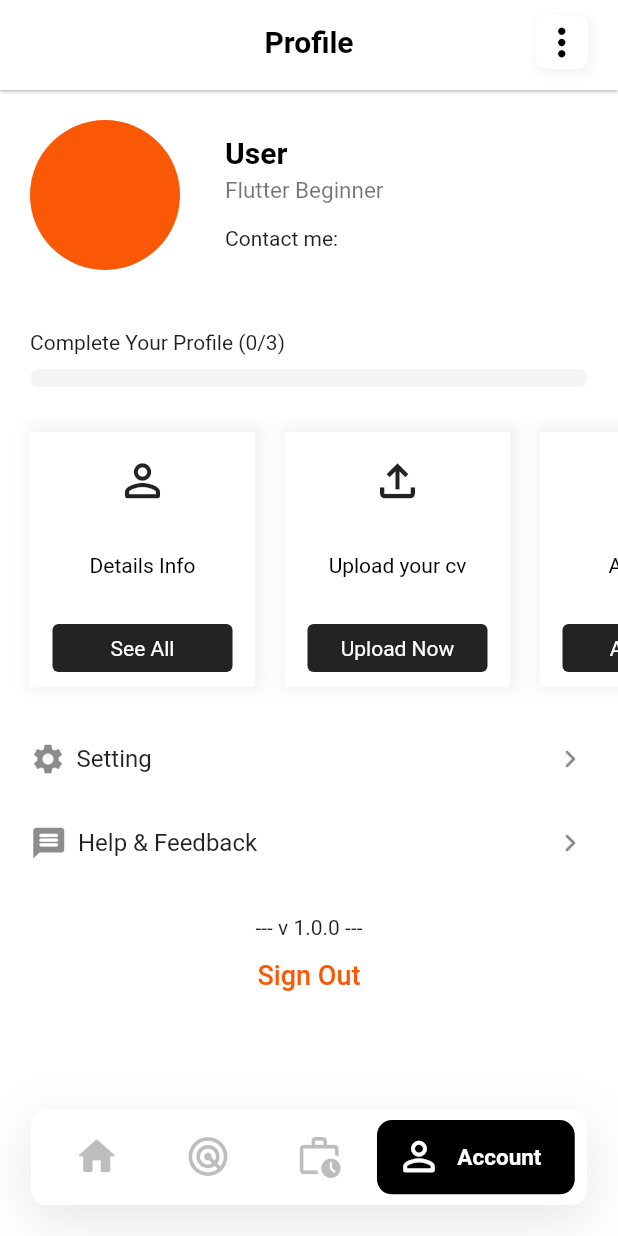
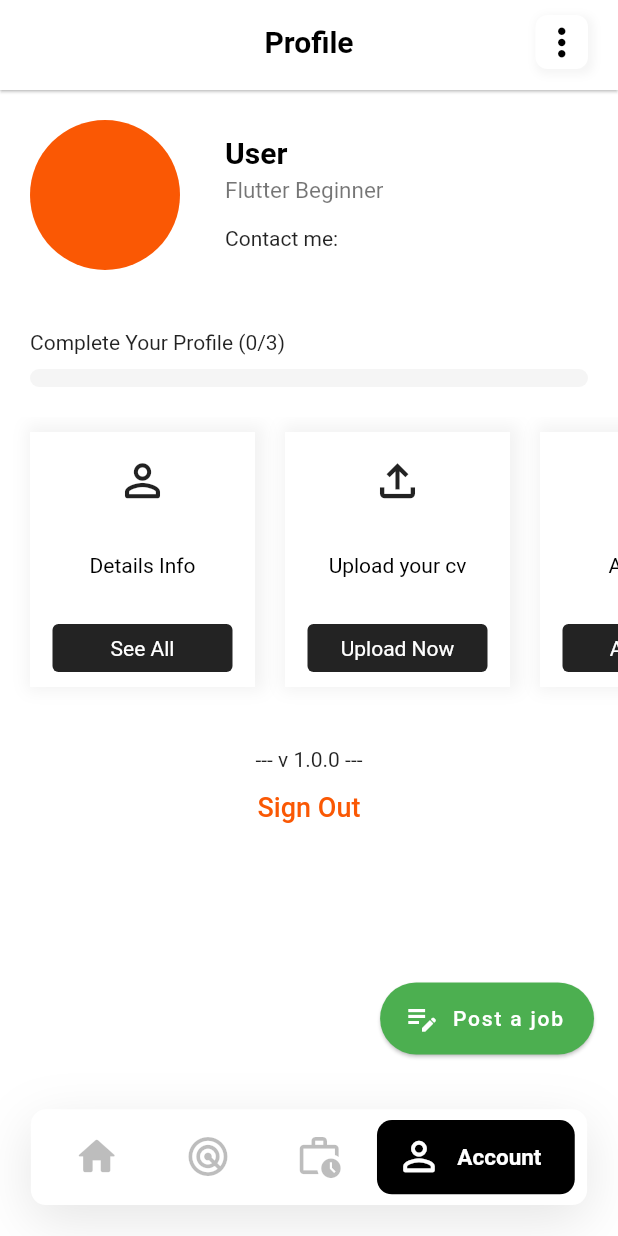
Before and after one commit to thetooaung07/job-portal, a Flutter app: the screen it shows once a user with an empty profile is signed in, on a phone screen of 412 x 824 dp. Run offline on Flutter 3.47's test engine with Material 2 defaults, Android fonts, the light colour scheme and no system bars; our stand-ins replace cloud_firestore, firebase_auth, firebase_core, flutter_svg, fluttertoast, get; accounts and stored records are empty; network calls fail; Roboto replaces fonts that are missing (Circular).

Commit message:
Post Job UI

```diff
--- a/lib/controller/auth_page_controller.dart
+++ b/lib/controller/auth_page_controller.dart
@@ -95,6 +95,7 @@ class AuthController extends GetxController {
               textColor: Colors.white,
               fontSize: 16.0)
           .then((value) => isLoading.value = false);
+      reset();
       // Get.offNamedUntil(RouteNames.home, (route) => false);
     } catch (e) {
       print(e);
@@ -128,6 +129,7 @@ class AuthController extends GetxController {
               fontSize: 16.0)
           .then((value) => isLoading.value = false);
       // Get.offNamedUntil(RouteNames.home, (route) => false);
+      reset();
     } catch (e) {
       print(e);
       await Fluttertoast.showToast(
--- a/lib/routes/routes.dart
+++ b/lib/routes/routes.dart
@@ -11,6 +11,7 @@ import 'package:job_portal/view/jobs_page.dart';
 import 'package:job_portal/view/my_jobs_page.dart';
 import 'package:job_portal/view/nearby_page.dart';
 import 'package:job_portal/view/popular_jobs/popular_jobs_page.dart';
+import 'package:job_portal/view/post_job_page.dart';
 import 'package:job_portal/view/recent_posts/recent_posts_page.dart';
 import 'package:job_portal/view/saved_jobs_page.dart';
 import 'package:job_portal/view/search_page/search_page.dart';
@@ -31,6 +32,7 @@ class RouteNames {
   static String applied = "/applied";
   static String signup = "/signup";
   static String savePosts = "/saved-posts";
+  static String postJob = "/post-job";
 }
 
 routes() => [
@@ -99,4 +101,8 @@ routes() => [
         name: RouteNames.savePosts,
         page: () => const SavedJobsPage(),
       ),
+      GetPage(
+        name: RouteNames.postJob,
+        page: () => const PostJobPage(),
+      ),
     ];
--- a/lib/view/account_page.dart
+++ b/lib/view/account_page.dart
@@ -8,6 +8,7 @@ import 'package:job_portal/global.dart';
 import 'package:job_portal/main.dart';
 import 'package:job_portal/model/profile_stats.dart';
 import 'package:job_portal/model/user_account.dart';
+import 'package:job_portal/routes/routes.dart';
 import 'package:job_portal/services/database.dart';
 import 'package:job_portal/widgets/job-post-card-hr.dart';
 import 'package:job_portal/widgets/my_app_bar.dart';
@@ -157,7 +158,8 @@ class AccountPage extends StatelessWidget {
                                             userAccountController
                                                 .updateProfileStats(
                                                     "users",
-                                                  firebaseAuth.currentUser!.uid,
+                                                    firebaseAuth
+                                                        .currentUser!.uid,
                                                     {"profile_details": true});
                                           },
                                           icon: Icon(
@@ -175,7 +177,9 @@ class AccountPage extends StatelessWidget {
                                                       "users",
                                                       firebaseAuth
                                                           .currentUser!.uid,
-                                                    {"profile_details": false});
+                                                      {
+                                                    "profile_details": false
+                                                  });
                                             },
                                             icon: Icon(
                                               Icons.person_rounded,
@@ -191,7 +195,8 @@ class AccountPage extends StatelessWidget {
                                             userAccountController
                                                 .updateProfileStats(
                                                     "users",
-                                                  firebaseAuth.currentUser!.uid,
+                                                    firebaseAuth
+                                                        .currentUser!.uid,
                                                     {"cv_file": true});
                                           },
                                           icon: Icon(
@@ -225,7 +230,8 @@ class AccountPage extends StatelessWidget {
                                             userAccountController
                                                 .updateProfileStats(
                                                     "users",
-                                                  firebaseAuth.currentUser!.uid,
+                                                    firebaseAuth
+                                                        .currentUser!.uid,
                                                     {"add_a_bio": true});
                                           },
                                           icon: Icon(
@@ -260,26 +266,41 @@ class AccountPage extends StatelessWidget {
                         })
                     // : SizedBox()
                     ,
-                  ListTile(
-                    horizontalTitleGap: 7,
-                    minLeadingWidth: 0,
-                    contentPadding: EdgeInsets.symmetric(horizontal: 20),
-                    leading: Icon(Icons.settings),
-                    title: Text("Setting"),
-                    trailing: Icon(Icons.chevron_right_rounded),
-                  ),
 
-                  ListTile(
-                    horizontalTitleGap: 7,
-                    minLeadingWidth: 0,
-                    contentPadding: EdgeInsets.symmetric(horizontal: 20),
-                    leading: Icon(
-                      Icons.message_rounded,
-                      size: 25,
-                    ),
-                    title: Text("Help & Feedback"),
-                    trailing: Icon(Icons.chevron_right_rounded),
-                  ),
+                    // Container(
+                    //   margin: EdgeInsets.symmetric(horizontal: 20),
+                    //   padding: EdgeInsets.symmetric(horizontal: 20, vertical: 10),
+                    //   decoration: BoxDecoration(
+                    //       color: Colors.green,
+                    //       borderRadius: BorderRadius.circular(10)),
+                    //   child: Row(children: [
+                    //     Text(
+                    //       "Post a job",
+                    //       style: kLabelTextStyle.copyWith(color: Colors.white),
+                    //     ),
+                    //     Icon(Icons.edit_note_rounded),
+                    //   ]),
+                    // ),
+                    // ListTile(
+                    //   horizontalTitleGap: 7,
+                    //   minLeadingWidth: 0,
+                    //   contentPadding: EdgeInsets.symmetric(horizontal: 20),
+                    //   leading: Icon(Icons.settings),
+                    //   title: Text("Setting"),
+                    //   trailing: Icon(Icons.chevron_right_rounded),
+                    // ),
+
+                    // ListTile(
+                    //   horizontalTitleGap: 7,
+                    //   minLeadingWidth: 0,
+                    //   contentPadding: EdgeInsets.symmetric(horizontal: 20),
+                    //   leading: Icon(
+                    //     Icons.message_rounded,
+                    //     size: 25,
+                    //   ),
+                    //   title: Text("Help & Feedback"),
+                    //   trailing: Icon(Icons.chevron_right_rounded),
+                    // ),
 
                     Container(
                       margin: EdgeInsets.only(top: 20),
@@ -308,7 +329,17 @@ class AccountPage extends StatelessWidget {
             ),
           ),
         ),
-    );
+        // floatingActionButtonLocation: FloatingActionButtonLocation.endDocked,
+        floatingActionButton: FloatingActionButton.extended(
+          elevation: 1,
+          highlightElevation: 2,
+          icon: Icon(Icons.edit_note),
+          label: Text("Post a job"),
+          backgroundColor: Colors.green,
+          onPressed: () {
+            Get.toNamed(RouteNames.postJob);
+          },
+        ));
   }
 }
 
--- a/lib/widgets/my_app_bar.dart
+++ b/lib/widgets/my_app_bar.dart
@@ -8,12 +8,16 @@ class MyAppBar extends StatelessWidget implements PreferredSizeWidget {
   final String? label;
   final bool? centerLabel;
   final List<Widget>? action;
+  final Color? backgroundColor;
+  final double? elevation;
   const MyAppBar(
       {Key? key,
       this.leading,
       this.label = "",
       this.centerLabel = true,
-      this.action})
+      this.action,
+      this.backgroundColor,
+      this.elevation = 0.75})
       : super(key: key);
 
   @override
@@ -28,8 +32,8 @@ class MyAppBar extends StatelessWidget implements PreferredSizeWidget {
         ),
         actions: action ?? null,
         centerTitle: centerLabel,
-        elevation: 0.75,
-        backgroundColor: Colors.white,
+        elevation: backgroundColor == Colors.transparent ? 0 : elevation,
+        backgroundColor: backgroundColor ?? Colors.white,
       ),
     );
   }
```
Also changed, not shown: lib/model/job_model.dart (added, +59 -0 lines), lib/view/post_job_page.dart (added, +156 -0 lines), lib/controller/job_model_controller.dart (added). Lines whose indentation alone changed are shown as unchanged.
